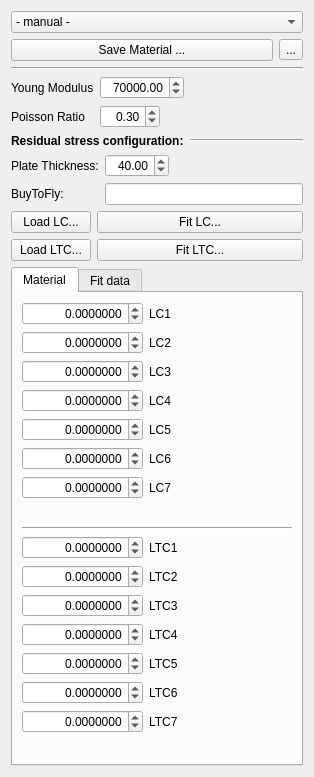
Before: the Qt Designer form src/Mod/Machining_Distortion/MaterialFit.ui in freefrags006/FreeCAD_Assembly, drawn with Qt 5.
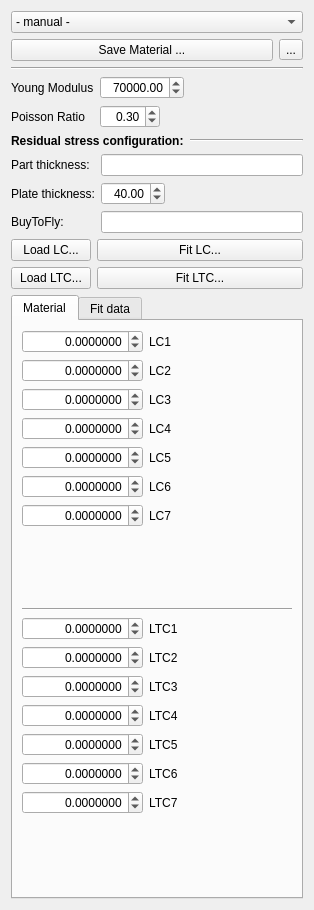
After: the same form once the commit is applied.

Commit message: Lots of improvements in MaterialFit and PostProcessing

Diff of the .ui file:
```diff
--- a/src/Mod/Machining_Distortion/MaterialFit.ui
+++ b/src/Mod/Machining_Distortion/MaterialFit.ui
@@ -7,7 +7,7 @@
     <x>0</x>
     <y>0</y>
     <width>314</width>
-    <height>777</height>
+    <height>910</height>
    </rect>
   </property>
   <property name="windowTitle">
@@ -143,13 +143,36 @@
    <item>
     <layout class="QFormLayout" name="formLayout_5">
      <item row="0" column="0">
+      <widget class="QLabel" name="label_23">
+       <property name="font">
+        <font>
+         <weight>50</weight>
+         <bold>false</bold>
+        </font>
+       </property>
+       <property name="text">
+        <string>Part thickness:</string>
+       </property>
+      </widget>
+     </item>
+     <item row="0" column="1">
+      <widget class="QLineEdit" name="lineEdit_PartThickness">
+       <property name="text">
+        <string/>
+       </property>
+       <property name="readOnly">
+        <bool>true</bool>
+       </property>
+      </widget>
+     </item>
+     <item row="1" column="0">
       <widget class="QLabel" name="label_8">
        <property name="text">
-        <string>Plate Thickness:</string>
+        <string>Plate thickness:</string>
        </property>
       </widget>
      </item>
-     <item row="0" column="1">
+     <item row="1" column="1">
       <widget class="QDoubleSpinBox" name="spinBox_Plate_Thickness">
        <property name="sizePolicy">
         <sizepolicy hsizetype="Fixed" vsizetype="Fixed">
@@ -180,7 +203,7 @@
        </property>
       </widget>
      </item>
-     <item row="1" column="0">
+     <item row="2" column="0">
       <widget class="QLabel" name="label_5">
        <property name="font">
         <font>
@@ -193,7 +216,7 @@
        </property>
       </widget>
      </item>
-     <item row="1" column="1">
+     <item row="2" column="1">
       <widget class="QLineEdit" name="lineEdit_BuyToFly">
        <property name="readOnly">
         <bool>true</bool>
```
Left out of the diff: 2 changed lines with no effect on the pictures. The commit also changes 6 other files.
